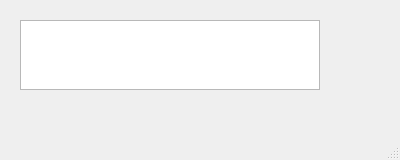
First picture: the form in mainwindow.ui, repository RandySage/QtClock, before the edit.
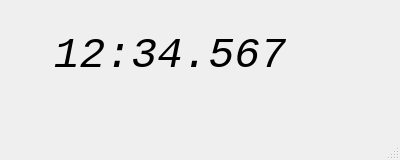
Second picture: the form after the edit.

Commit message: Revised to correct type

What changed in the file:
```diff
--- a/mainwindow.ui
+++ b/mainwindow.ui
@@ -26,7 +26,7 @@
    <string>MainWindow</string>
   </property>
   <widget class="QWidget" name="centralwidget">
-   <widget class="QPlainTextEdit" name="timeLabel">
+   <widget class="QLabel" name="timeLabel">
     <property name="geometry">
      <rect>
       <x>20</x>
@@ -35,9 +35,22 @@
       <height>70</height>
      </rect>
     </property>
-    <property name="readOnly">
+    <property name="font">
+     <font>
+      <family>Monospace</family>
+      <pointsize>32</pointsize>
+      <italic>true</italic>
+     </font>
+    </property>
+    <property name="autoFillBackground">
      <bool>true</bool>
     </property>
+    <property name="text">
+     <string>12:34.567</string>
+    </property>
+    <property name="alignment">
+     <set>Qt::AlignCenter</set>
+    </property>
    </widget>
   </widget>
   <widget class="QMenuBar" name="menubar">
```
